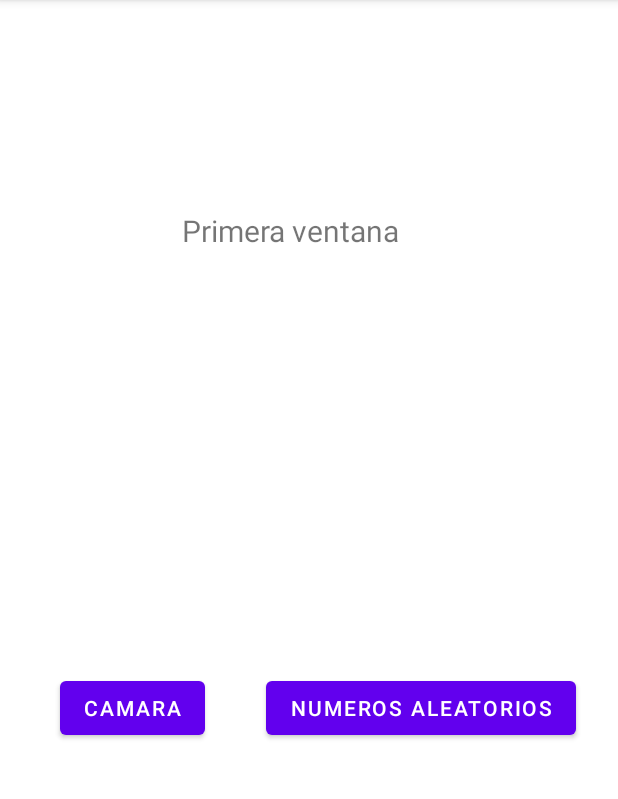
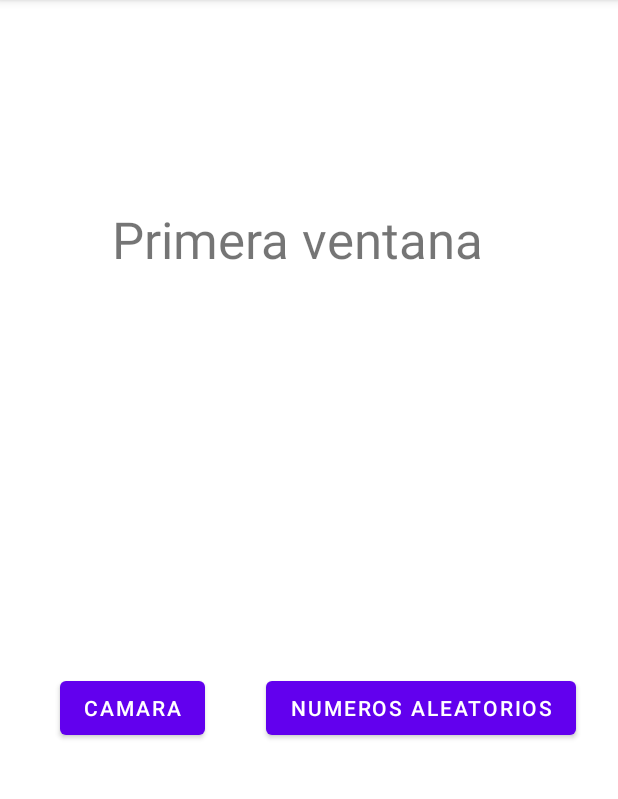
Before and after one commit to martaperezperez/Intent2, an Android app: the screen it shows after launch (MainActivity), on a phone screen of 412 x 824 dp, the part 84-883 px from its top. Run offline under Robolectric (Android 15) with nearby library versions, the phone set to English and light mode, and no system bars.

```diff
--- a/app/src/main/res/layout/activity_main.xml
+++ b/app/src/main/res/layout/activity_main.xml
@@ -11,7 +11,7 @@
         android:layout_width="wrap_content"
         android:layout_height="wrap_content"
         android:text="Primera ventana"
-        android:textSize="20sp"
+        android:textSize="34sp"
         app:layout_constraintBottom_toBottomOf="parent"
         app:layout_constraintEnd_toEndOf="parent"
         app:layout_constraintHorizontal_bias="0.455"
```
